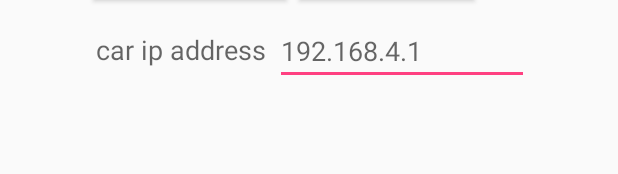
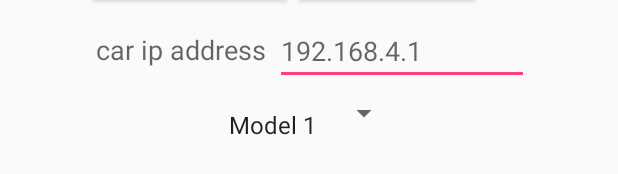
Before and after one commit to OlegEfimov/car_control, an Android app: the layout activity_main.xml on its own in the app's theme, with its tools: preview values and no code run, on a phone screen of 412 x 824 dp. Shown: the part 679-853 px from the top of the screen. Run offline under Robolectric (Android 15) with nearby library versions, the phone set to English and light mode, and no system bars.

Commit message:
spinner added but not handled

```diff
--- a/app/src/main/AndroidManifest.xml
+++ b/app/src/main/AndroidManifest.xml
@@ -13,7 +13,7 @@
         android:theme="@style/AppTheme">
         <activity
             android:name=".MainActivity"
-            android:screenOrientation="landscape">
+            android:screenOrientation="portrait">
             <intent-filter>
                 <action android:name="android.intent.action.MAIN" />
 
--- a/app/src/main/java/com/example/user/car_control2/MainActivity.java
+++ b/app/src/main/java/com/example/user/car_control2/MainActivity.java
@@ -23,7 +23,7 @@ public class MainActivity extends Activity implements OnClickListener {
     public void onCreate(Bundle savedInstanceState) {
         super.onCreate(savedInstanceState);
         setContentView(R.layout.activity_main);
-        setRequestedOrientation (ActivityInfo.SCREEN_ORIENTATION_LANDSCAPE);
+        // setRequestedOrientation (ActivityInfo.SCREEN_ORIENTATION_LANDSCAPE);
 
         TextView textv = (TextView) findViewById(R.id.textView1);
         textv.setShadowLayer(1, 3, 3, Color.GRAY);
--- a/app/src/main/res/layout/activity_main.xml
+++ b/app/src/main/res/layout/activity_main.xml
@@ -90,4 +90,14 @@
 
     </RelativeLayout>
 
+    <Spinner
+        android:id="@+id/model_spinner"
+        android:layout_width="wrap_content"
+        android:layout_height="wrap_content"
+        android:layout_below="@+id/relativeLayout1"
+        android:layout_centerHorizontal="true"
+        android:paddingTop="15sp"
+        android:entries="@array/tfe_ic_models"
+        android:prompt="@string/tfe_ic_model" />
+
 </RelativeLayout>
--- a/app/src/main/res/values/strings.xml
+++ b/app/src/main/res/values/strings.xml
@@ -56,5 +56,15 @@
     <string name="default_pwmBtnMotorRight">255</string>
     <string name="default_xRperc">60</string>
 
+    <string name="tfe_ic_model" translatable="false">Model:</string>
+    <string-array name="tfe_ic_models" translatable="false">
+        <item>Model 1</item>
+        <item>Model 2</item>
+        <item>Model 3</item>
+        <item>Model 4</item>
+        <item>Model 5</item>
+        <item>Model 6</item>
+        <item>Model 7</item>
+    </string-array>
 
 </resources>
```
